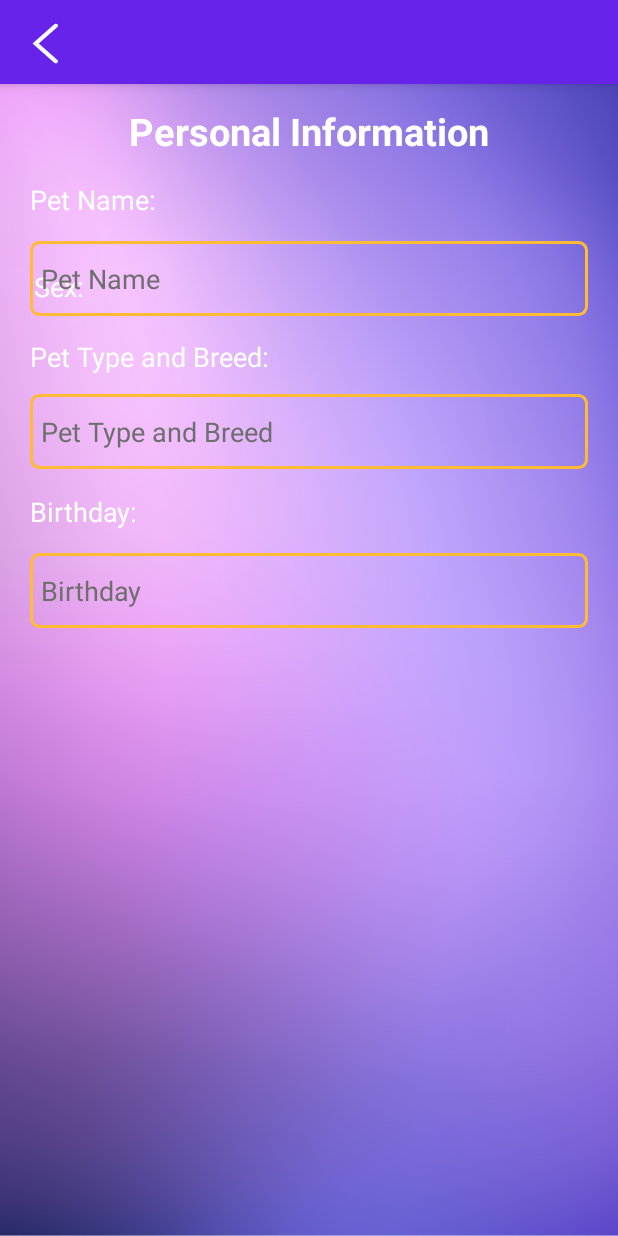
After one commit to renzewithane/TFFI-Finder, an Android app: the EditInfo screen opened directly, with no data from a screen before it, on a phone screen of 412 x 824 dp. The commit adds this screen. Run offline under Robolectric (Android 15) with nearby library versions, the phone set to English and light mode, and no system bars; Roboto replaces fonts that are not available here; 2 statements that could not run were skipped.

Commit message:
Edited Multiple

```diff
--- /dev/null
+++ b/app/src/main/java/com/example/tffifinder/EditInfo.java
@@ -0,0 +1,79 @@
+package com.example.tffifinder;
+
+import androidx.appcompat.app.AppCompatActivity;
+import androidx.appcompat.widget.Toolbar;
+
+import android.app.DatePickerDialog;
+import android.os.Bundle;
+import android.view.View;
+import android.widget.ArrayAdapter;
+import android.widget.AutoCompleteTextView;
+import android.widget.DatePicker;
+import android.widget.EditText;
+
+import java.util.Calendar;
+
+public class EditInfo extends AppCompatActivity {
+    String[] items = new String[]{"Male", "Female"};
+    EditText editText;
+
+    @Override
+    protected void onCreate(Bundle savedInstanceState) {
+        super.onCreate(savedInstanceState);
+        setContentView(R.layout.activity_edit_info);
+
+        Toolbar myToolbar = findViewById(R.id.my_toolbar);
+        setSupportActionBar(myToolbar);
+
+        // Set the custom back arrow as the navigation icon
+        myToolbar.setNavigationIcon(R.drawable.ic_arrow_back);
+
+        // Set a click listener on the navigation icon
+        myToolbar.setNavigationOnClickListener(new View.OnClickListener() {
+            @Override
+            public void onClick(View v) {
+                onBackPressed();
+            }
+        });
+
+        ArrayAdapter<String> adapter = new ArrayAdapter<String>(this,
+                android.R.layout.simple_dropdown_item_1line, items);
+        AutoCompleteTextView textView = findViewById(R.id.autoCompleteTextView);
+        textView.setAdapter(adapter);
+
+        editText = findViewById(R.id.editText);
+
+        editText.setOnFocusChangeListener(new View.OnFocusChangeListener() {
+            @Override
+            public void onFocusChange(View v, boolean hasFocus) {
+                if (hasFocus) {
+                    showDatePickerDialog();
+                }
+            }
+        });
+
+    }
+
+
+    public void setSupportActionBar(Toolbar myToolbar) {
+    }
+
+    private void showDatePickerDialog() {
+        final Calendar calendar = Calendar.getInstance();
+        int year = calendar.get(Calendar.YEAR);
+        int month = calendar.get(Calendar.MONTH);
+        int dayOfMonth = calendar.get(Calendar.DAY_OF_MONTH);
+
+        DatePickerDialog datePickerDialog = new DatePickerDialog(this,
+                new DatePickerDialog.OnDateSetListener() {
+                    @Override
+                    public void onDateSet(DatePicker view, int year, int month, int dayOfMonth) {
+                        // Update the text of the EditText with the selected date
+                        editText.setText(dayOfMonth + "/" + (month + 1) + "/" + year);
+                    }
+                }, year, month, dayOfMonth);
+
+        // Show the dialog
+        datePickerDialog.show();
+    }
+}
--- a/app/src/main/java/com/example/tffifinder/PetInfo.java
+++ b/app/src/main/java/com/example/tffifinder/PetInfo.java
@@ -1,5 +1,6 @@
 package com.example.tffifinder;
 
+import android.content.Intent;
 import android.os.Bundle;
 import android.view.View;
 
@@ -30,4 +31,9 @@ public class PetInfo extends AppCompatActivity {
 
     public void setSupportActionBar(Toolbar myToolbar) {
     }
+
+    public void buttonClick(View view) {
+        Intent intent = new Intent(this, EditInfo.class);
+        startActivity(intent);
+    }
 }
--- /dev/null
+++ b/app/src/main/res/drawable/text_bg.xml
@@ -0,0 +1,9 @@
+<?xml version="1.0" encoding="utf-8"?>
+<shape xmlns:android="http://schemas.android.com/apk/res/android"
+    android:shape="rectangle">
+    <stroke
+        android:width="2dp"
+        android:color="#FFBB33"/>
+    <corners android:radius="5dp"/>
+
+</shape>
--- /dev/null
+++ b/app/src/main/res/layout/activity_edit_info.xml
@@ -0,0 +1,223 @@
+<?xml version="1.0" encoding="utf-8"?>
+<androidx.constraintlayout.widget.ConstraintLayout xmlns:android="http://schemas.android.com/apk/res/android"
+    xmlns:app="http://schemas.android.com/apk/res-auto"
+    xmlns:tools="http://schemas.android.com/tools"
+    android:layout_width="match_parent"
+    android:layout_height="match_parent"
+    android:background="@drawable/purple_background"
+    tools:context=".EditInfo">
+
+    <TextView
+        android:id="@+id/textView23"
+        android:layout_width="wrap_content"
+        android:layout_height="wrap_content"
+        android:layout_marginEnd="356dp"
+        android:text="@string/sex_label"
+        android:textColor="@color/white"
+        android:textSize="18sp"
+        app:layout_constraintBottom_toTopOf="@+id/radioButton2"
+        app:layout_constraintEnd_toEndOf="parent"
+        app:layout_constraintTop_toBottomOf="@+id/Age"
+        app:layout_constraintVertical_bias="0.541" />
+
+    <TextView
+        android:id="@+id/textView24"
+        android:layout_width="wrap_content"
+        android:layout_height="wrap_content"
+        android:text="@string/birthday_label"
+        android:textColor="@color/white"
+        android:textSize="18sp"
+        app:layout_constraintBottom_toTopOf="@+id/editText"
+        app:layout_constraintEnd_toEndOf="parent"
+        app:layout_constraintHorizontal_bias="0.0"
+        app:layout_constraintStart_toStartOf="@+id/editText" />
+
+    <androidx.appcompat.widget.Toolbar
+        android:id="@+id/my_toolbar"
+        android:layout_width="match_parent"
+        android:layout_height="?attr/actionBarSize"
+        android:background="#6823EA"
+        android:elevation="5dp"
+        app:layout_constraintEnd_toEndOf="parent"
+        app:layout_constraintStart_toStartOf="parent"
+        app:layout_constraintTop_toTopOf="parent"
+        app:navigationIcon="@drawable/ic_arrow_back" />
+
+    <TextView
+        android:id="@+id/addPet"
+        android:layout_width="wrap_content"
+        android:layout_height="wrap_content"
+        android:layout_marginTop="70dp"
+        android:text="@string/personal_information"
+        android:textSize="25sp"
+        android:textStyle="bold"
+        android:textColor="@color/white"
+        app:layout_constraintEnd_toEndOf="parent"
+        app:layout_constraintStart_toStartOf="parent"
+        app:layout_constraintTop_toTopOf="parent" />
+
+    <EditText
+        android:id="@+id/Name"
+        android:layout_width="match_parent"
+        android:layout_height="50dp"
+        android:layout_marginStart="20dp"
+        android:layout_marginTop="56dp"
+        android:layout_marginEnd="20dp"
+        android:autofillHints=""
+        android:background="@drawable/text_bg"
+        android:ems="10"
+        android:hint="@string/pet_name"
+        android:inputType="none"
+        android:minHeight="48dp"
+        android:paddingStart="7dp"
+        android:paddingTop="5dp"
+        android:paddingBottom="5dp"
+        android:textColor="#000000"
+        android:textColorHighlight="#BC8D8D"
+        android:textColorHint="#6E6E6E"
+        app:layout_constraintEnd_toEndOf="parent"
+        app:layout_constraintHorizontal_bias="0.0"
+        app:layout_constraintStart_toStartOf="parent"
+        app:layout_constraintTop_toBottomOf="@+id/addPet"
+        tools:ignore="RtlSymmetry" />
+
+    <EditText
+        android:id="@+id/Breed"
+        android:layout_width="match_parent"
+        android:layout_height="50dp"
+        android:layout_marginStart="20dp"
+        android:layout_marginTop="52dp"
+        android:layout_marginEnd="20dp"
+        android:autofillHints=""
+        android:background="@drawable/text_bg"
+        android:ems="10"
+        android:hint="@string/pet_type_and_breed"
+        android:inputType="none"
+        android:minHeight="48dp"
+        android:paddingStart="7dp"
+        android:paddingTop="5dp"
+        android:paddingBottom="5dp"
+        android:textColor="#000000"
+        android:textColorHighlight="#BC8D8D"
+        android:textColorHint="#6E6E6E"
+        app:layout_constraintEnd_toEndOf="parent"
+        app:layout_constraintHorizontal_bias="0.0"
+        app:layout_constraintStart_toStartOf="parent"
+        app:layout_constraintTop_toBottomOf="@+id/Name"
+        tools:ignore="RtlSymmetry" />
+
+    <EditText
+        android:id="@+id/Age"
+        android:layout_width="match_parent"
+        android:layout_height="50dp"
+        android:layout_marginStart="20dp"
+        android:layout_marginTop="56dp"
+        android:layout_marginEnd="20dp"
+        android:autofillHints=""
+        android:background="@drawable/text_bg"
+        android:ems="10"
+        android:hint="@string/birthday"
+        android:inputType="none"
+        android:minHeight="48dp"
+        android:paddingStart="7dp"
+        android:paddingTop="5dp"
+        android:paddingBottom="5dp"
+        android:textColor="#000000"
+        android:textColorHighlight="#BC8D8D"
+        android:textColorHint="#6E6E6E"
+        app:layout_constraintEnd_toEndOf="parent"
+        app:layout_constraintHorizontal_bias="0.0"
+        app:layout_constraintStart_toStartOf="parent"
+        app:layout_constraintTop_toBottomOf="@+id/Breed"
+        tools:ignore="RtlSymmetry" />
+
+    <EditText
+        android:id="@+id/editText"
+        android:layout_width="match_parent"
+        android:layout_height="50dp"
+        android:layout_marginStart="20dp"
+        android:layout_marginEnd="20dp"
+        android:autofillHints=""
+        android:background="@drawable/text_bg"
+        android:ems="10"
+        android:focusable="false"
+        android:hint="@string/birthday"
+        android:inputType="none"
+        android:minHeight="48dp"
+        android:paddingStart="7dp"
+        android:paddingTop="5dp"
+        android:paddingBottom="5dp"
+        android:textColor="#000000"
+        android:textColorHighlight="#BC8D8D"
+        android:textColorHint="#6E6E6E"
+        app:layout_constraintEnd_toEndOf="parent"
+        app:layout_constraintHorizontal_bias="0.0"
+        app:layout_constraintStart_toStartOf="parent"
+        tools:ignore="RtlSymmetry"
+        tools:layout_editor_absoluteY="576dp" />
+
+    <TextView
+        android:id="@+id/textView20"
+        android:layout_width="wrap_content"
+        android:layout_height="wrap_content"
+        android:text="@string/pet_name_label"
+        android:textColor="@color/white"
+        android:textSize="18sp"
+        app:layout_constraintBottom_toTopOf="@+id/Name"
+        app:layout_constraintEnd_toStartOf="@+id/addPet"
+        app:layout_constraintHorizontal_bias="0.0"
+        app:layout_constraintStart_toStartOf="@+id/Name"
+        app:layout_constraintTop_toBottomOf="@+id/addPet" />
+
+    <TextView
+        android:id="@+id/textView21"
+        android:layout_width="wrap_content"
+        android:layout_height="wrap_content"
+        android:text="@string/pet_type_and_breed_label"
+        android:textColor="@color/white"
+        android:textSize="18sp"
+        app:layout_constraintBottom_toTopOf="@+id/Breed"
+        app:layout_constraintEnd_toEndOf="parent"
+        app:layout_constraintHorizontal_bias="0.0"
+        app:layout_constraintStart_toStartOf="@+id/Breed"
+        app:layout_constraintTop_toBottomOf="@+id/Name"
+        app:layout_constraintVertical_bias="0.535" />
+
+    <TextView
+        android:id="@+id/textView22"
+        android:layout_width="wrap_content"
+        android:layout_height="wrap_content"
+        android:text="@string/birthday_text"
+        android:textColor="@color/white"
+        android:textSize="18sp"
+        app:layout_constraintBottom_toTopOf="@+id/Age"
+        app:layout_constraintEnd_toEndOf="parent"
+        app:layout_constraintHorizontal_bias="0.0"
+        app:layout_constraintStart_toStartOf="@+id/Age"
+        app:layout_constraintTop_toBottomOf="@+id/Breed" />
+
+    <RadioButton
+        android:id="@+id/radioButton"
+        android:layout_width="wrap_content"
+        android:layout_height="wrap_content"
+        android:text="RadioButton"
+        android:textColor="@color/white"
+        android:textSize="18sp"
+        app:layout_constraintEnd_toStartOf="@+id/radioButton2"
+        app:layout_constraintStart_toStartOf="parent"
+        tools:layout_editor_absoluteY="466dp"
+        tools:text="Male" />
+
+    <RadioButton
+        android:id="@+id/radioButton2"
+        android:layout_width="wrap_content"
+        android:layout_height="wrap_content"
+        android:layout_marginEnd="84dp"
+        android:text="Female"
+        android:textColor="@color/white"
+        android:textSize="18sp"
+        app:layout_constraintEnd_toEndOf="parent"
+        tools:layout_editor_absoluteY="466dp" />
+
+
+</androidx.constraintlayout.widget.ConstraintLayout>
--- a/app/src/main/res/layout/activity_pet_info.xml
+++ b/app/src/main/res/layout/activity_pet_info.xml
@@ -419,6 +419,7 @@
                 android:text="Edit pet info"
                 android:textSize="16sp"
                 android:textStyle="bold"
+                android:onClick="buttonClick"
                 app:layout_constraintEnd_toEndOf="parent"
                 app:layout_constraintStart_toStartOf="parent"
                 app:layout_constraintTop_toBottomOf="@+id/textView19" />
--- a/app/src/main/res/values/strings.xml
+++ b/app/src/main/res/values/strings.xml
@@ -45,5 +45,16 @@
     <string name="add_pet">Add Pet</string>
     <string name="address">Address:</string>
     <string name="gender">Gender:</string>
+    <string name="sex_label">Sex:</string>
+    <string name="birthday_label">Birthday:</string>
+    <string name="personal_information">Personal Information</string>
+    <string name="pet_name">Pet Name</string>
+    <string name="pet_type_and_breed">Pet Type and Breed</string>
+    <string name="birthday">Birthday</string>
+    <string name="sex_input">Sex</string>
+    <string name="birthday_input">Birthday</string>
+    <string name="pet_name_label">Pet Name:</string>
+    <string name="pet_type_and_breed_label">Pet Type and Breed:</string>
+    <string name="birthday_text">Birthday:</string>
 
 </resources>
```
Also changed, not shown: app/src/main/AndroidManifest.xml (+16 -6 lines).
